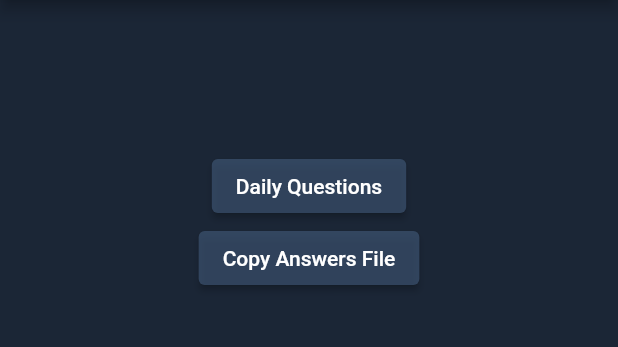
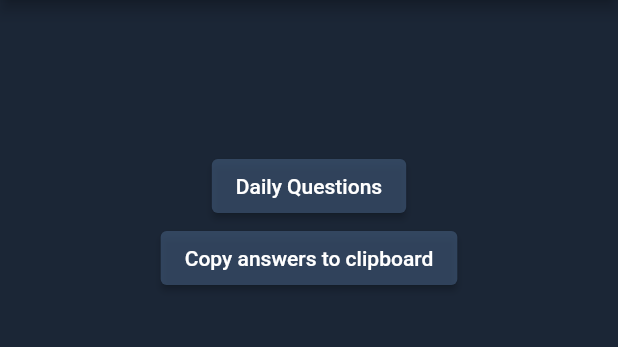
Before and after one commit to ErikSeewald/DataCollector, a Flutter app: the screen it shows after launch, on a phone screen of 412 x 824 dp, the part 84-431 px from its top. Run offline on Flutter 3.47's test engine with Material 2 defaults, Android fonts, the light colour scheme and no system bars.

Commit message:
final maybe

```diff
--- a/eriks_data_collector/lib/main.dart
+++ b/eriks_data_collector/lib/main.dart
@@ -1,8 +1,11 @@
 import 'package:flutter/material.dart';
 import 'QuestionPage.dart';
 import 'constants.dart';
+import 'FileContentCopier.dart';
 
-void main() => runApp(MyApp());
+void main() {
+  runApp(MyApp());
+}
 
 class MyApp extends StatelessWidget {
   @override
@@ -21,36 +24,34 @@ class MyHomePage extends StatelessWidget {
   Widget build(BuildContext context) {
     return Scaffold(
       appBar: AppBar(
-        title: Text('Eriks Data Collector'),
+        title: const Text('Eriks Data Collector'),
         backgroundColor: Constants.buttonCol,
       ),
       backgroundColor: Constants.backgroundCol,
       body: Center(
         child: Column(
           children: [
-            Padding(
+            const Padding(
               padding: EdgeInsets.all(50.0),
             ),
             ElevatedButton(
               style: ElevatedButton.styleFrom(
-                  backgroundColor: Constants.buttonCol
-              ),
+                  backgroundColor: Constants.buttonCol),
               onPressed: () {
                 Navigator.pushNamed(context, '/questionPage');
               },
-              child: Text('Daily Questions'),
+              child: const Text('Daily Questions'),
             ),
             ElevatedButton(
               style: ElevatedButton.styleFrom(
-                  backgroundColor: Constants.buttonCol
-              ),
+                  backgroundColor: Constants.buttonCol),
               onPressed: () {
-                Navigator.pushNamed(context, '/questionPage');
+                FileContentCopier.copy(context);
               },
-              child: Text('Copy Answers File'),
+              child: const Text('Copy answers to clipboard'),
             ),
-          ]
-        )
+          ],
+        ),
       ),
     );
   }
--- a/eriks_data_collector/pubspec.yaml
+++ b/eriks_data_collector/pubspec.yaml
@@ -1,4 +1,4 @@
-name: eriks_data_collector
+name: DataCollector
 description: A personal data (health etc.) collection app
 
 # The following line prevents the package from being accidentally published to
@@ -33,7 +33,6 @@ dependencies:
     sdk: flutter
 
   path_provider: ^2.0.14
-
 
   # The following adds the Cupertino Icons font to your application.
   # Use with the CupertinoIcons class for iOS style icons.
```
Also changed, not shown: eriks_data_collector/lib/FileContentCopier.dart (added, +24 -0 lines), eriks_data_collector/lib/QuestionPage.dart (+20 -11 lines), 3 other files.
